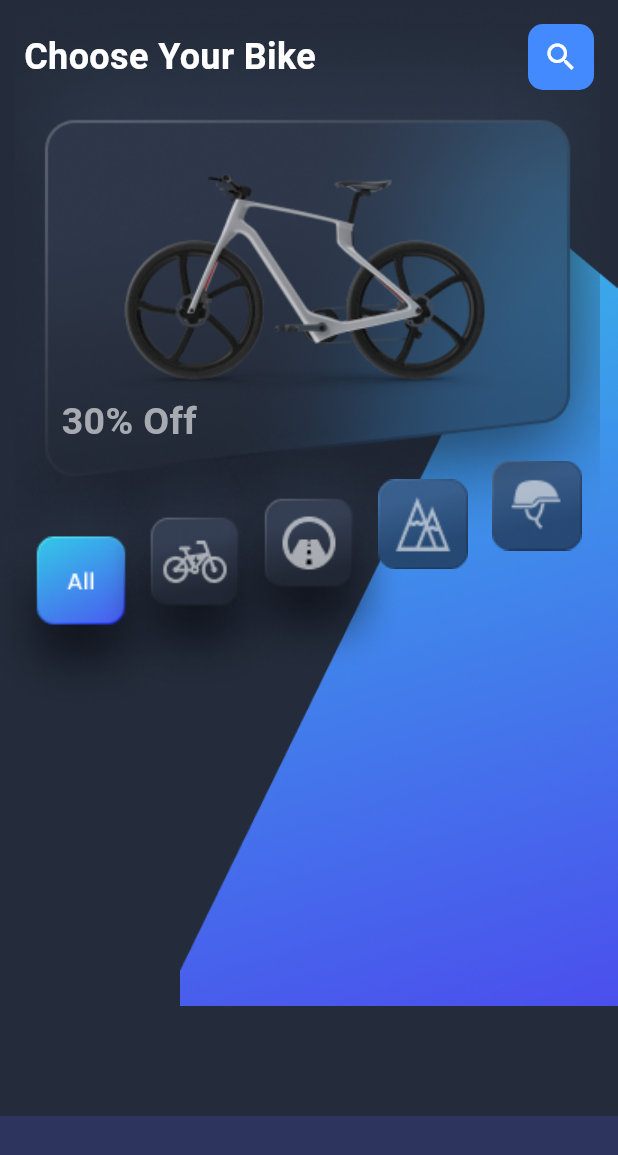
After one commit to tienluan02/online_bicycle_shop, a Flutter app: the screen it shows after launch, on a phone screen of 412 x 824 dp. The commit adds this screen. Shown: the top 1155 px of the screen. Run offline on Flutter 3.47's test engine with Material 3 defaults, Android fonts, the phone set to English and light mode, and no system bars.

Commit message:
create Buttons.dart

```diff
--- /dev/null
+++ b/online_bicycle_shop_app/lib/Discover/Buttons.dart
@@ -0,0 +1,34 @@
+import 'package:flutter/material.dart';
+
+class Buttons extends StatelessWidget {
+  const Buttons({super.key, required this.scale,required this.marginNumber, required this.path});
+
+  final double scale;
+  final String path;
+  final double marginNumber;
+
+  @override
+  Widget build(BuildContext context) {
+    return Expanded(
+        child: Container(
+          margin: EdgeInsets.only(bottom: marginNumber),
+          child: Transform.scale(scale: scale, child: Image.asset(path)),
+        ));
+  }
+}
+
+class BackGround extends StatelessWidget {
+  const BackGround({super.key, required this.upper, required this.leftNumber, required this.path});
+
+  final double upper;
+  final double leftNumber;
+  final String path;
+
+  @override
+  Widget build(BuildContext context) {
+    return Padding(
+      padding: EdgeInsets.only(top: upper, left: leftNumber),
+      child: Image.asset(path),
+    );
+  }
+}
--- a/online_bicycle_shop_app/lib/Discover/Discover.dart
+++ b/online_bicycle_shop_app/lib/Discover/Discover.dart
@@ -1,4 +1,5 @@
 import 'package:flutter/material.dart';
+import 'Buttons.dart';
 
 class Discover extends StatelessWidget {
   @override
@@ -8,14 +9,8 @@
       body: SafeArea(
         child: Stack(
           children: [
-            Padding(
-              padding: const EdgeInsets.only(top: 150, left: 120),
-              child: Image.asset('images/Rectangle 474.png'),
-            ),
-            Padding(
-              padding: const EdgeInsets.only(left: 10.0),
-              child: Image.asset('images/background.png'),
-            ),
+            BackGround(upper: 150, leftNumber: 120, path: 'images/Rectangle 474.png'),
+            BackGround(upper: 0, leftNumber: 10, path: 'images/background.png'),
             Padding(
               padding: const EdgeInsets.all(16.0),
               child: Column(
@@ -73,26 +68,11 @@
                   ),
                   Row(
                     children: [
-                      Expanded(
-                          child: Container(
-                        child: Transform.scale(scale: 1.7, child: Image.asset('images/Allbutton.png')),
-                      )),
-                      Expanded(child: Container(
-                        margin: EdgeInsets.only(bottom: 25),
-                        child: Transform.scale(scale: 1.7, child: Image.asset('images/BikeButton.png')),
-                      )),
-                      Expanded(child: Container(
-                        margin: EdgeInsets.only(bottom: 50),
-                        child: Transform.scale(scale: 1.7, child: Image.asset('images/Road.png')),
-                      )),
-                      Expanded(child: Container(
-                        margin: EdgeInsets.only(bottom: 75),
-                        child: Transform.scale(scale: 1.2, child: Image.asset('images/Mountain.png')),
-                      )),
-                      Expanded(child: Container(
-                        margin: EdgeInsets.only(bottom: 100),
-                        child: Transform.scale(scale: 1.2,child: Image.asset('images/HelmetButton.png')),
-                      )),
+                      Buttons(scale: 1.7,marginNumber: 0, path: 'images/Allbutton.png',),
+                      Buttons(scale: 1.7,marginNumber: 25, path: 'images/BikeButton.png',),
+                      Buttons(scale: 1.7,marginNumber: 50, path: 'images/Road.png',),
+                      Buttons(scale: 1.2,marginNumber: 75, path: 'images/Mountain.png'),
+                      Buttons(scale: 1.2, marginNumber: 100, path: 'images/HelmetButton.png'),
                     ],
                   ),
                   // Image.asset('images/Rectangle 166.png'),
```
